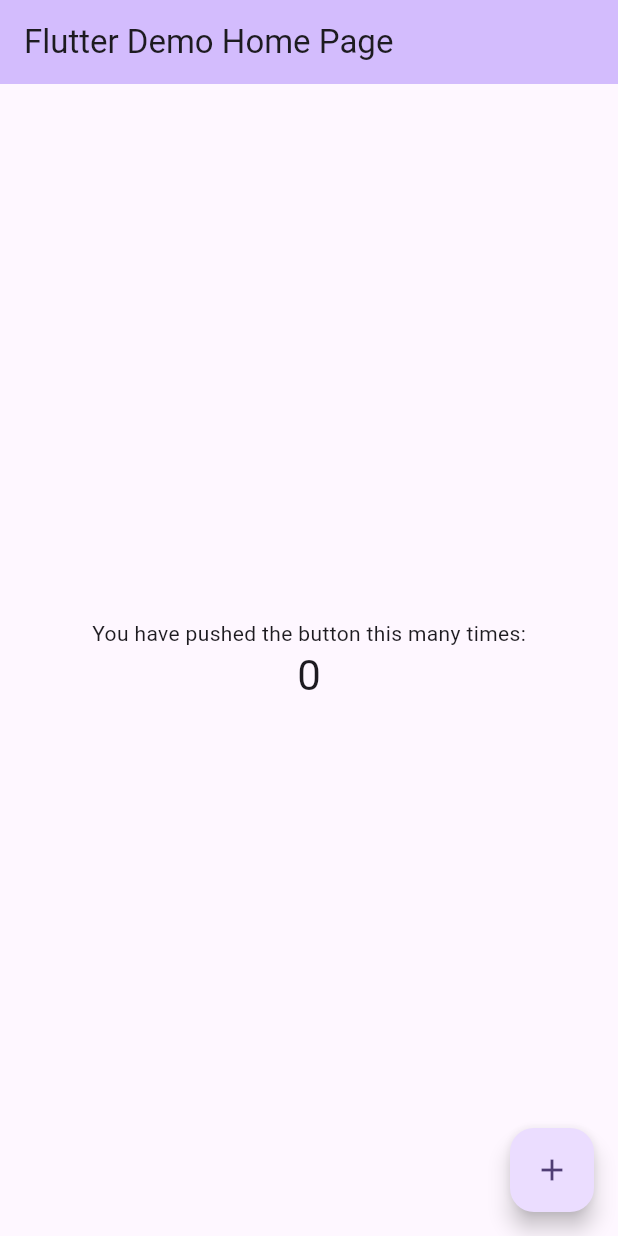
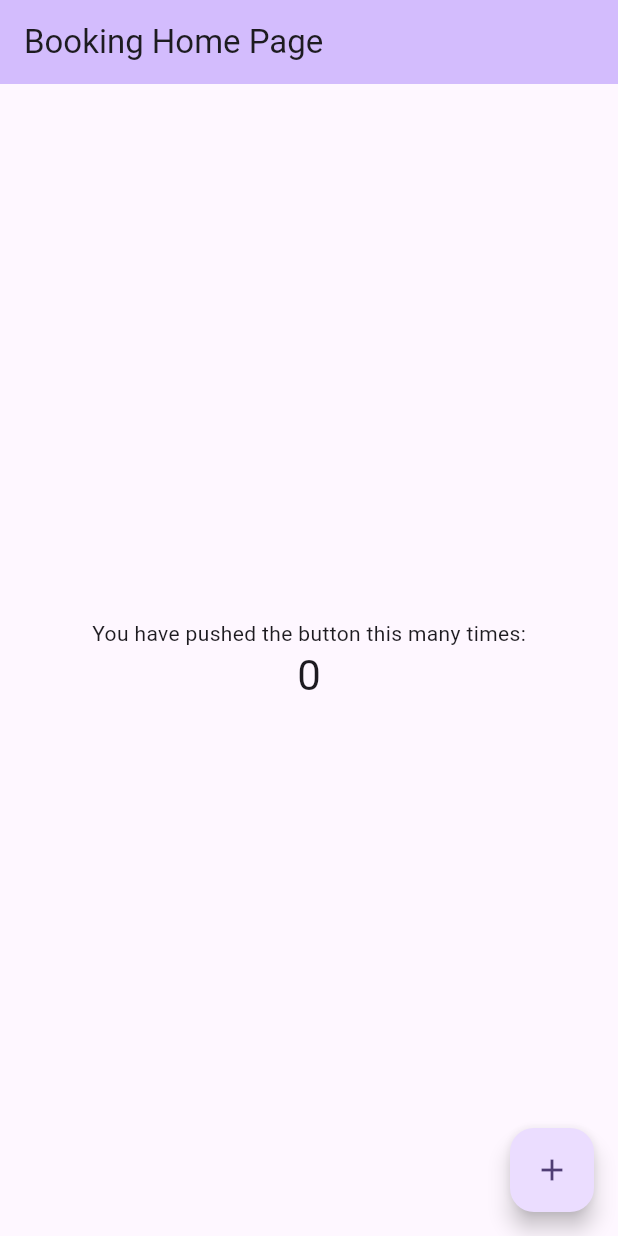
Before and after one commit to vu-phamngoc/ProjectName_Thien_Vu_Hoang_N03_1_2026, a Flutter app: the screen it shows after launch, on a phone screen of 412 x 824 dp. Run offline on Flutter 3.47's test engine with Material 3 defaults, Android fonts, the phone set to English and light mode, and no system bars.

```diff
--- a/flutter_application/lib/main.dart
+++ b/flutter_application/lib/main.dart
@@ -11,7 +11,7 @@ class MyApp extends StatelessWidget {
   @override
   Widget build(BuildContext context) {
     return MaterialApp(
-      title: 'Flutter Demo',
+      title: 'Booking',
       theme: ThemeData(
         // This is the theme of your application.
         //
@@ -30,7 +30,7 @@ class MyApp extends StatelessWidget {
         // tested with just a hot reload.
         colorScheme: .fromSeed(seedColor: Colors.deepPurple),
       ),
-      home: const MyHomePage(title: 'Flutter Demo Home Page'),
+      home: const MyHomePage(title: 'Booking Home Page'),
     );
   }
 }
```
